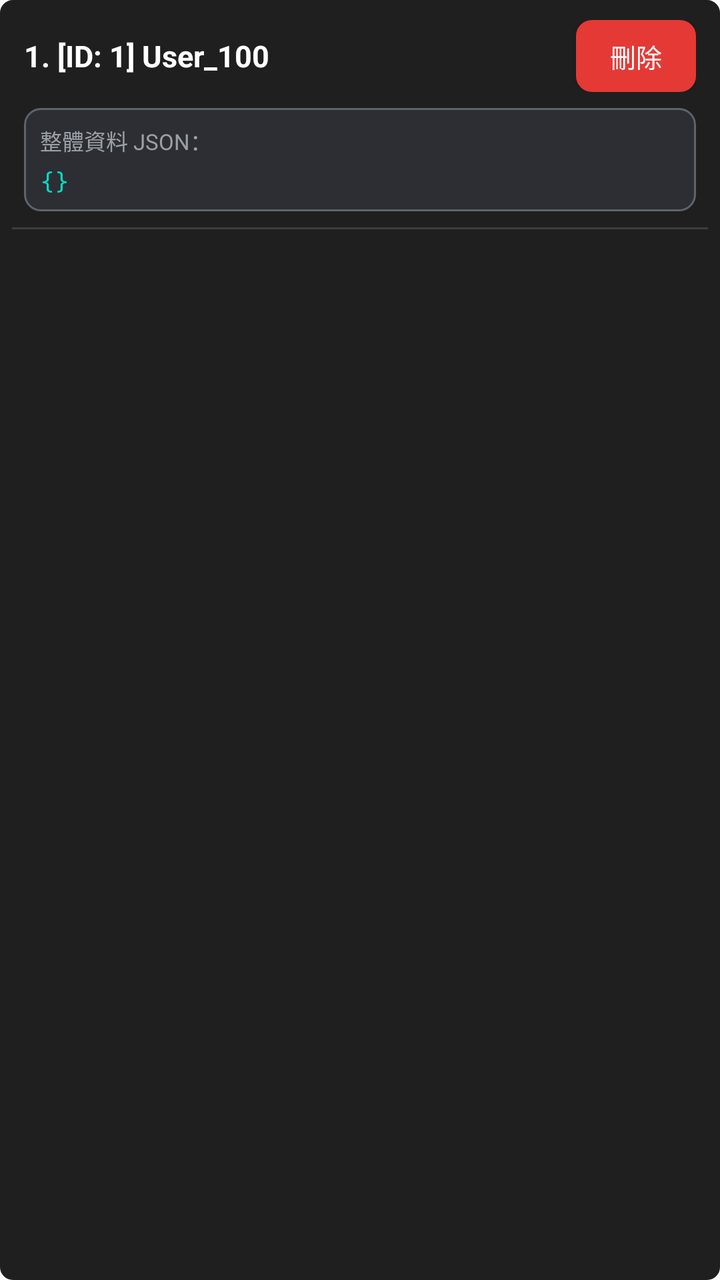
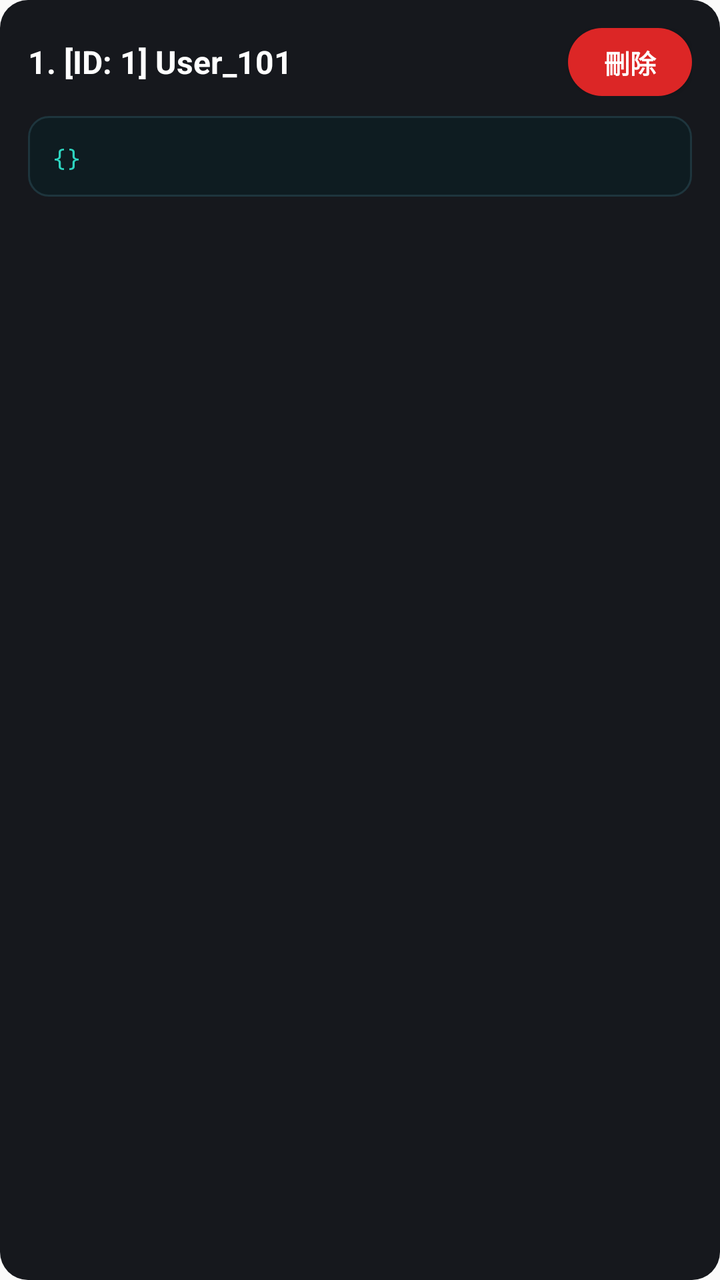

Screens rendered from an Android XML layout before and after an edit, with the pre-edit source and the edit as a unified diff.
<!-- AndroidManifest.xml: application theme AppTheme -->
<!-- res/layout/itemuser.xml -->
<?xml version="1.0" encoding="utf-8"?>
<LinearLayout xmlns:android="http://schemas.android.com/apk/res/android"
    android:layout_width="match_parent"
    android:layout_height="wrap_content"
    android:layout_marginBottom="8dp"
    android:background="@drawable/panel_bg_all_20_1f1f1f"
    android:orientation="vertical"
    android:padding="6dp">

    
    <LinearLayout
        android:layout_width="match_parent"
        android:layout_height="wrap_content"
        android:gravity="center_vertical"
        android:orientation="horizontal"
        android:paddingHorizontal="6dp"
        android:paddingVertical="4dp">

        <TextView
            android:id="@+id/tv_text"
            android:layout_width="0dp"
            android:layout_height="wrap_content"
            android:layout_weight="1"
            android:gravity="start|center_vertical"
            android:lineSpacingExtra="2dp"
            android:text="1. [ID: 1] User_100"
            android:textColor="@color/white"
            android:textSize="15sp"
            android:textStyle="bold" />

        <Button
            android:id="@+id/btnItemDelete"
            android:layout_width="wrap_content"
            android:layout_height="36dp"
            android:layout_marginStart="8dp"
            android:background="@drawable/bg_btn_danger"
            android:minWidth="60dp"
            android:paddingHorizontal="10dp"
            android:text="刪除"
            android:textColor="@color/white"
            android:textSize="13sp" />
    </LinearLayout>

    
    <LinearLayout
        android:layout_width="match_parent"
        android:layout_height="wrap_content"
        android:layout_marginHorizontal="6dp"
        android:layout_marginVertical="4dp"
        android:background="@drawable/bg_edit_text"
        android:orientation="vertical"
        android:padding="8dp">

        <TextView
            android:layout_width="wrap_content"
            android:layout_height="wrap_content"
            android:text="整體資料 JSON："
            android:textColor="#9AA0A6"
            android:textSize="11sp" />

        <TextView
            android:id="@+id/tv_json"
            android:layout_width="match_parent"
            android:layout_height="wrap_content"
            android:layout_marginTop="3dp"
            android:fontFamily="monospace"
            android:lineSpacingExtra="2dp"
            android:text="{}"
            android:textColor="#03DAC5"
            android:textSize="12sp" />
    </LinearLayout>

    <ImageView
        android:id="@+id/imageView"
        android:layout_width="match_parent"
        android:layout_height="1dp"
        android:layout_marginTop="4dp"
        android:background="#22FFFFFF" />

</LinearLayout>
<!-- resources referenced by this layout -->
<resources>
  <color name="white">#FFFFFFFF</color>
  <!-- drawable bg_btn_danger (drawable) -->
  <?xml version="1.0" encoding="utf-8"?>
  <shape xmlns:android="http://schemas.android.com/apk/res/android"
      android:shape="rectangle">
      <solid android:color="#E53935" />
      <corners android:radius="8dp" />
  </shape>
  <!-- drawable bg_edit_text (drawable) -->
  <?xml version="1.0" encoding="utf-8"?>
  <shape xmlns:android="http://schemas.android.com/apk/res/android"
      android:shape="rectangle">
      <solid android:color="#2C2E33" />
      <stroke
          android:width="1dp"
          android:color="#5F6368" />
      <corners android:radius="8dp" />
  </shape>
  <!-- drawable panel_bg_all_20_1f1f1f (drawable-hdpi) -->
  <?xml version="1.0" encoding="utf-8"?>
  <selector xmlns:android="http://schemas.android.com/apk/res/android">
      <item>
          <shape>
              <solid android:color="@color/color_1f1f1f" />
              <stroke
                  android:width="1dp"
                  android:color="@color/color_1f1f1f" />
              <corners
                  android:radius="6dp"/>
          </shape>
      </item>
  </selector>
  <style name="AppTheme" parent="Theme.AppCompat.Light.DarkActionBar">
          
          <item name="colorPrimary">@color/colorPrimary</item>
          <item name="colorPrimaryDark">@color/colorPrimaryDark</item>
          <item name="colorAccent">@color/colorAccent</item>
          <item name="windowActionBar">false</item>
          <item name="windowNoTitle">true</item>
  
      </style>
  <color name="color_1f1f1f">#1F1F1F</color>
  <color name="colorPrimary">#6200EE</color>
  <color name="colorPrimaryDark">#3700B3</color>
  <color name="colorAccent">#03DAC5</color>
</resources>

<!-- the commit's change to res/layout/itemuser.xml (unified diff, before → after) -->
@@ -2,19 +2,17 @@
 <LinearLayout xmlns:android="http://schemas.android.com/apk/res/android"
     android:layout_width="match_parent"
     android:layout_height="wrap_content"
-    android:layout_marginBottom="8dp"
-    android:background="@drawable/panel_bg_all_20_1f1f1f"
+    android:layout_marginBottom="12dp"
+    android:background="@drawable/bg_room_user_card"
     android:orientation="vertical"
-    android:padding="6dp">
+    android:padding="14dp">
 
     
     <LinearLayout
         android:layout_width="match_parent"
         android:layout_height="wrap_content"
         android:gravity="center_vertical"
-        android:orientation="horizontal"
-        android:paddingHorizontal="6dp"
-        android:paddingVertical="4dp">
+        android:orientation="horizontal">
 
         <TextView
             android:id="@+id/tv_text"
@@ -23,50 +21,42 @@
             android:layout_weight="1"
             android:gravity="start|center_vertical"
             android:lineSpacingExtra="2dp"
-            android:text="1. [ID: 1] User_100"
+            android:text="1. [ID: 1] User_101"
             android:textColor="@color/white"
-            android:textSize="15sp"
+            android:textSize="16sp"
             android:textStyle="bold" />
 
-        <Button
+        <androidx.appcompat.widget.AppCompatButton
             android:id="@+id/btnItemDelete"
             android:layout_width="wrap_content"
-            android:layout_height="36dp"
-            android:layout_marginStart="8dp"
-            android:background="@drawable/bg_btn_danger"
-            android:minWidth="60dp"
-            android:paddingHorizontal="10dp"
+            android:layout_height="34dp"
+            android:layout_marginStart="10dp"
+            android:background="@drawable/bg_btn_danger_pill"
+            android:minWidth="62dp"
+            android:paddingHorizontal="14dp"
             android:text="刪除"
             android:textColor="@color/white"
-            android:textSize="13sp" />
+            android:textSize="13sp"
+            android:textStyle="bold" />
     </LinearLayout>
 
     
     <LinearLayout
         android:layout_width="match_parent"
         android:layout_height="wrap_content"
-        android:layout_marginHorizontal="6dp"
-        android:layout_marginVertical="4dp"
-        android:background="@drawable/bg_edit_text"
+        android:layout_marginTop="10dp"
+        android:background="@drawable/bg_room_json_box"
         android:orientation="vertical"
-        android:padding="8dp">
-
-        <TextView
-            android:layout_width="wrap_content"
-            android:layout_height="wrap_content"
-            android:text="整體資料 JSON："
-            android:textColor="#9AA0A6"
-            android:textSize="11sp" />
+        android:padding="12dp">
 
         <TextView
             android:id="@+id/tv_json"
             android:layout_width="match_parent"
             android:layout_height="wrap_content"
-            android:layout_marginTop="3dp"
             android:fontFamily="monospace"
-            android:lineSpacingExtra="2dp"
+            android:lineSpacingExtra="3dp"
             android:text="{}"
-            android:textColor="#03DAC5"
+            android:textColor="#2DD4BF"
             android:textSize="12sp" />
     </LinearLayout>
 
@@ -74,7 +64,6 @@
         android:id="@+id/imageView"
         android:layout_width="match_parent"
         android:layout_height="1dp"
-        android:layout_marginTop="4dp"
-        android:background="#22FFFFFF" />
+        android:visibility="gone" />
 
 </LinearLayout>
<!-- resource entries referenced after the edit -->
@@ -1,37 +1,30 @@
 <!-- resources referenced by this layout -->
 <resources>
   <color name="white">#FFFFFFFF</color>
-  <!-- drawable bg_btn_danger (drawable) -->
+  <!-- drawable bg_btn_danger_pill (drawable) -->
   <?xml version="1.0" encoding="utf-8"?>
   <shape xmlns:android="http://schemas.android.com/apk/res/android"
       android:shape="rectangle">
-      <solid android:color="#E53935" />
-      <corners android:radius="8dp" />
+      <solid android:color="#DC2626" />
+      <corners android:radius="18dp" />
   </shape>
-  <!-- drawable bg_edit_text (drawable) -->
+  <!-- drawable bg_room_json_box (drawable) -->
   <?xml version="1.0" encoding="utf-8"?>
   <shape xmlns:android="http://schemas.android.com/apk/res/android"
       android:shape="rectangle">
-      <solid android:color="#2C2E33" />
+      <solid android:color="#0E1C21" />
       <stroke
           android:width="1dp"
-          android:color="#5F6368" />
-      <corners android:radius="8dp" />
+          android:color="#1E353D" />
+      <corners android:radius="10dp" />
   </shape>
-  <!-- drawable panel_bg_all_20_1f1f1f (drawable-hdpi) -->
+  <!-- drawable bg_room_user_card (drawable) -->
   <?xml version="1.0" encoding="utf-8"?>
-  <selector xmlns:android="http://schemas.android.com/apk/res/android">
-      <item>
-          <shape>
-              <solid android:color="@color/color_1f1f1f" />
-              <stroke
-                  android:width="1dp"
-                  android:color="@color/color_1f1f1f" />
-              <corners
-                  android:radius="6dp"/>
-          </shape>
-      </item>
-  </selector>
+  <shape xmlns:android="http://schemas.android.com/apk/res/android"
+      android:shape="rectangle">
+      <solid android:color="#16181D" />
+      <corners android:radius="14dp" />
+  </shape>
   <style name="AppTheme" parent="Theme.AppCompat.Light.DarkActionBar">
           
           <item name="colorPrimary">@color/colorPrimary</item>
@@ -41,7 +34,6 @@
           <item name="windowNoTitle">true</item>
   
       </style>
-  <color name="color_1f1f1f">#1F1F1F</color>
   <color name="colorPrimary">#6200EE</color>
   <color name="colorPrimaryDark">#3700B3</color>
   <color name="colorAccent">#03DAC5</color>
